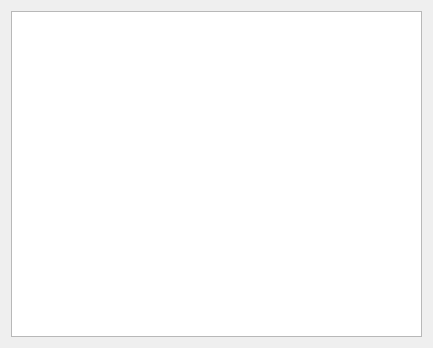
Before: the Qt Designer form pages/pagecontrollers.ui in vedderb/vesc_tool, drawn with Qt 5.
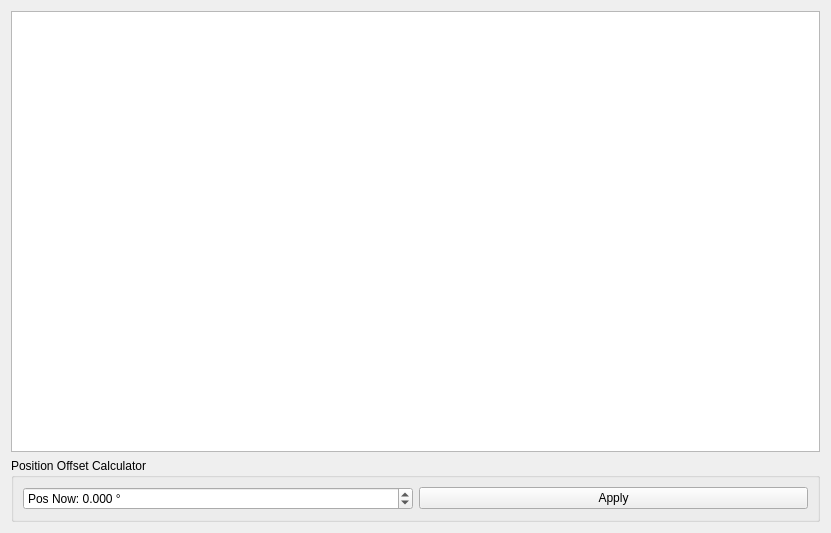
After: the same form once the commit is applied. Icons and pictures are not drawn. Custom widgets are drawn as their Qt base class.

Commit message: New parameters, PID offset calculation box

```diff
--- a/pages/pagecontrollers.ui
+++ b/pages/pagecontrollers.ui
@@ -6,8 +6,8 @@
    <rect>
     <x>0</x>
     <y>0</y>
-    <width>433</width>
-    <height>348</height>
+    <width>831</width>
+    <height>533</height>
    </rect>
   </property>
   <property name="windowTitle">
@@ -17,6 +17,45 @@
    <item>
     <widget class="ParamTable" name="paramTab"/>
    </item>
+   <item>
+    <widget class="QGroupBox" name="groupBox">
+     <property name="title">
+      <string>Position Offset Calculator</string>
+     </property>
+     <layout class="QHBoxLayout" name="horizontalLayout">
+      <item>
+       <widget class="QDoubleSpinBox" name="posOffsetBox">
+        <property name="prefix">
+         <string>Pos Now: </string>
+        </property>
+        <property name="suffix">
+         <string> °</string>
+        </property>
+        <property name="decimals">
+         <number>3</number>
+        </property>
+        <property name="minimum">
+         <double>-360.000000000000000</double>
+        </property>
+        <property name="maximum">
+         <double>360.000000000000000</double>
+        </property>
+       </widget>
+      </item>
+      <item>
+       <widget class="QPushButton" name="posOffsetApplyButton">
+        <property name="text">
+         <string>Apply</string>
+        </property>
+        <property name="icon">
+         <iconset resource="../res.qrc">
+          <normaloff>:/res/+theme_light/icons/Download-96.png</normaloff>:/res/+theme_light/icons/Download-96.png</iconset>
+        </property>
+       </widget>
+      </item>
+     </layout>
+    </widget>
+   </item>
   </layout>
  </widget>
  <customwidgets>
```
Left out of the diff: 4 changed lines with no effect on the pictures. The commit also changes 4 other files.
